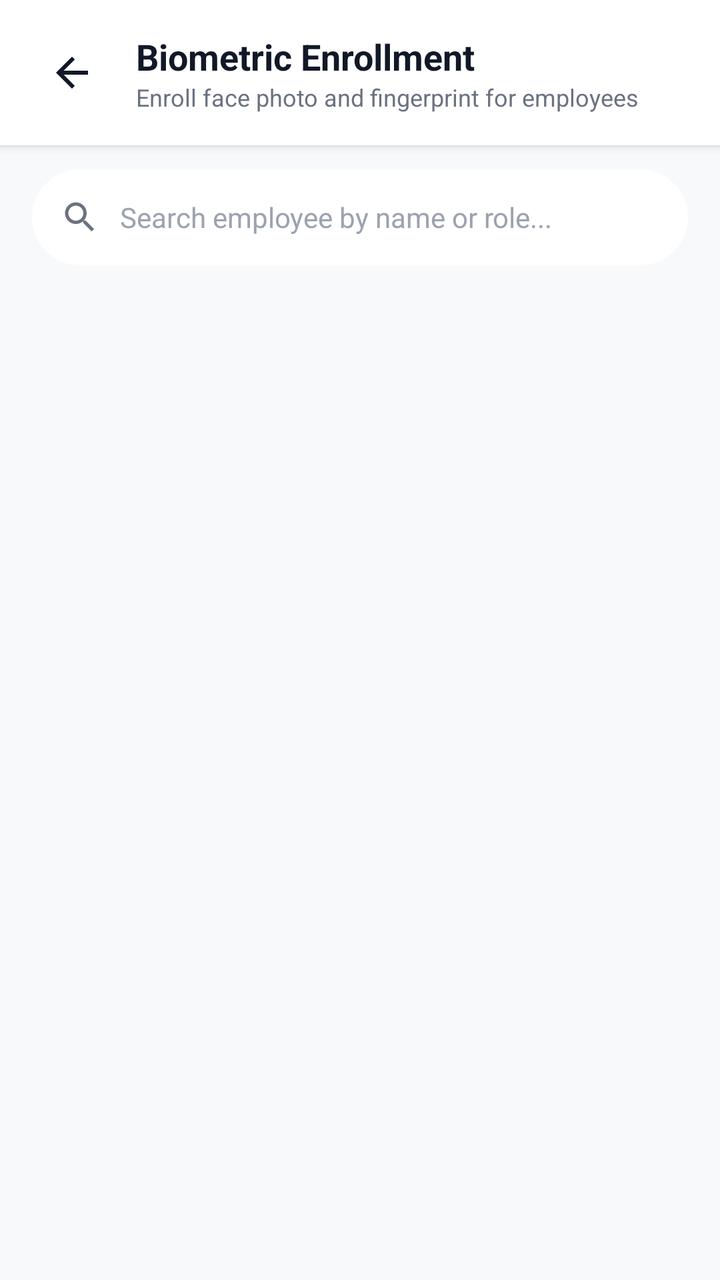
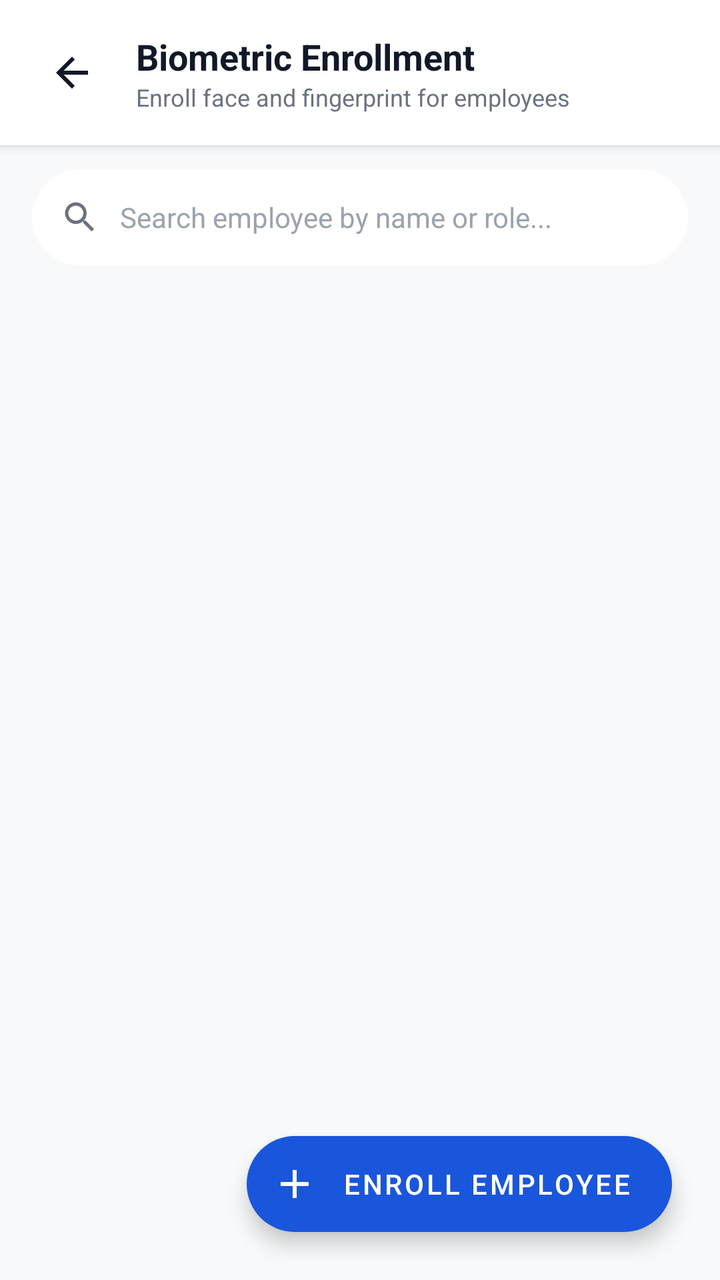

An Android layout rendered at two revisions. The XML below is the earlier revision; the diff shows what the commit changed to produce the second picture.
<!-- AndroidManifest.xml: application theme Theme.VGTCTerminal -->
<!-- res/layout/activity_enroll.xml -->
<?xml version="1.0" encoding="utf-8"?>
<androidx.constraintlayout.widget.ConstraintLayout
    xmlns:android="http://schemas.android.com/apk/res/android"
    xmlns:app="http://schemas.android.com/apk/res-auto"
    xmlns:tools="http://schemas.android.com/tools"
    android:layout_width="match_parent"
    android:layout_height="match_parent"
    android:background="@color/bg_main">

    
    <LinearLayout
        android:id="@+id/enrollTopBar"
        android:layout_width="0dp"
        android:layout_height="wrap_content"
        android:orientation="horizontal"
        android:gravity="center_vertical"
        android:padding="16dp"
        android:background="@color/surface_card"
        android:elevation="3dp"
        app:layout_constraintTop_toTopOf="parent"
        app:layout_constraintStart_toStartOf="parent"
        app:layout_constraintEnd_toEndOf="parent">

        <ImageButton
            android:id="@+id/btnBack"
            android:layout_width="40dp"
            android:layout_height="40dp"
            android:src="@drawable/ic_arrow_back"
            android:background="?attr/selectableItemBackgroundBorderless"
            android:contentDescription="Back"
            android:tint="@color/text_primary" />

        <LinearLayout
            android:layout_width="0dp"
            android:layout_height="wrap_content"
            android:layout_weight="1"
            android:layout_marginStart="12dp"
            android:orientation="vertical">

            <TextView
                android:layout_width="wrap_content"
                android:layout_height="wrap_content"
                android:text="Biometric Enrollment"
                android:textSize="18sp"
                android:textStyle="bold"
                android:textColor="@color/text_primary" />

            <TextView
                android:layout_width="wrap_content"
                android:layout_height="wrap_content"
                android:text="Enroll face photo and fingerprint for employees"
                android:textSize="12sp"
                android:textColor="@color/text_secondary" />
        </LinearLayout>
    </LinearLayout>

    
    <LinearLayout
        android:id="@+id/searchContainer"
        android:layout_width="0dp"
        android:layout_height="48dp"
        android:layout_marginHorizontal="16dp"
        android:layout_marginTop="12dp"
        android:background="@drawable/chip_rounded"
        android:backgroundTint="@color/surface_card"
        android:elevation="1dp"
        android:gravity="center_vertical"
        android:paddingHorizontal="14dp"
        app:layout_constraintTop_toBottomOf="@+id/enrollTopBar"
        app:layout_constraintStart_toStartOf="parent"
        app:layout_constraintEnd_toEndOf="parent">

        <ImageView
            android:layout_width="20dp"
            android:layout_height="20dp"
            android:src="@drawable/ic_search"
            android:contentDescription="Search"
            android:tint="@color/text_secondary" />

        <EditText
            android:id="@+id/etSearch"
            android:layout_width="0dp"
            android:layout_height="match_parent"
            android:layout_weight="1"
            android:layout_marginStart="10dp"
            android:hint="Search employee by name or role..."
            android:textColor="@color/text_primary"
            android:textColorHint="@color/text_hint"
            android:background="@null"
            android:textSize="14sp"
            android:inputType="text"
            android:maxLines="1" />
    </LinearLayout>

    
    <androidx.recyclerview.widget.RecyclerView
        android:id="@+id/rvEnrollEmployees"
        android:layout_width="0dp"
        android:layout_height="0dp"
        android:layout_marginTop="8dp"
        android:clipToPadding="false"
        android:paddingBottom="16dp"
        app:layout_constraintTop_toBottomOf="@+id/searchContainer"
        app:layout_constraintBottom_toBottomOf="parent"
        app:layout_constraintStart_toStartOf="parent"
        app:layout_constraintEnd_toEndOf="parent" />

    
    <ProgressBar
        android:id="@+id/progressBar"
        android:layout_width="wrap_content"
        android:layout_height="wrap_content"
        android:visibility="gone"
        app:layout_constraintTop_toTopOf="parent"
        app:layout_constraintBottom_toBottomOf="parent"
        app:layout_constraintStart_toStartOf="parent"
        app:layout_constraintEnd_toEndOf="parent" />

    
    <androidx.constraintlayout.widget.ConstraintLayout
        android:id="@+id/layoutFaceCapture"
        android:layout_width="match_parent"
        android:layout_height="match_parent"
        android:background="@color/black"
        android:visibility="gone"
        tools:visibility="gone">

        <androidx.camera.view.PreviewView
            android:id="@+id/enrollCameraPreview"
            android:layout_width="0dp"
            android:layout_height="0dp"
            app:layout_constraintTop_toTopOf="parent"
            app:layout_constraintBottom_toBottomOf="parent"
            app:layout_constraintStart_toStartOf="parent"
            app:layout_constraintEnd_toEndOf="parent" />

        <com.vgtc.terminal.FaceScanOverlayView
            android:id="@+id/enrollFaceOverlay"
            android:layout_width="0dp"
            android:layout_height="0dp"
            app:layout_constraintTop_toTopOf="parent"
            app:layout_constraintBottom_toBottomOf="parent"
            app:layout_constraintStart_toStartOf="parent"
            app:layout_constraintEnd_toEndOf="parent" />

        
        <TextView
            android:id="@+id/tvCaptureTarget"
            android:layout_width="wrap_content"
            android:layout_height="wrap_content"
            android:text="Enrolling Face for Rahul"
            android:textColor="@color/white"
            android:textSize="18sp"
            android:textStyle="bold"
            android:background="@drawable/chip_rounded"
            android:backgroundTint="#B3000000"
            android:paddingHorizontal="20dp"
            android:paddingVertical="10dp"
            android:layout_marginTop="24dp"
            app:layout_constraintTop_toTopOf="parent"
            app:layout_constraintStart_toStartOf="parent"
            app:layout_constraintEnd_toEndOf="parent" />

        <TextView
            android:id="@+id/tvCaptureHint"
            android:layout_width="wrap_content"
            android:layout_height="wrap_content"
            android:text="Align face inside oval and tap Capture"
            android:textColor="@color/white"
            android:textSize="14sp"
            android:background="@drawable/chip_rounded"
            android:backgroundTint="#99000000"
            android:paddingHorizontal="16dp"
            android:paddingVertical="8dp"
            android:layout_marginBottom="24dp"
            app:layout_constraintBottom_toTopOf="@+id/captureControls"
            app:layout_constraintStart_toStartOf="parent"
            app:layout_constraintEnd_toEndOf="parent" />

        
        <LinearLayout
            android:id="@+id/captureControls"
            android:layout_width="match_parent"
            android:layout_height="wrap_content"
            android:orientation="horizontal"
            android:gravity="center"
            android:padding="20dp"
            android:background="#CC000000"
            app:layout_constraintBottom_toBottomOf="parent"
            app:layout_constraintStart_toStartOf="parent"
            app:layout_constraintEnd_toEndOf="parent">

            <com.google.android.material.button.MaterialButton
                android:id="@+id/btnCancelCapture"
                style="@style/Widget.MaterialComponents.Button.OutlinedButton"
                android:layout_width="wrap_content"
                android:layout_height="52dp"
                android:text="Cancel"
                android:textColor="@color/white"
                app:strokeColor="@color/white"
                app:cornerRadius="12dp"
                android:layout_marginEnd="16dp" />

            <com.google.android.material.button.MaterialButton
                android:id="@+id/btnDoCapture"
                android:layout_width="wrap_content"
                android:layout_height="52dp"
                android:text="Capture &amp; Save Face"
                android:textSize="15sp"
                android:textStyle="bold"
                app:backgroundTint="@color/green_online"
                android:textColor="@color/white"
                app:cornerRadius="12dp" />
        </LinearLayout>
    </androidx.constraintlayout.widget.ConstraintLayout>

</androidx.constraintlayout.widget.ConstraintLayout>
<!-- resources referenced by this layout -->
<resources>
  <color name="bg_main">#F8F9FA</color>
  <color name="black">#000000</color>
  <color name="green_online">#10B981</color>
  <color name="surface_card">#FFFFFF</color>
  <color name="text_hint">#9CA3AF</color>
  <color name="text_primary">#111827</color>
  <color name="text_secondary">#6B7280</color>
  <color name="white">#FFFFFF</color>
  <!-- drawable chip_rounded (drawable) -->
  <?xml version="1.0" encoding="utf-8"?>
  <shape xmlns:android="http://schemas.android.com/apk/res/android"
      android:shape="rectangle">
      <corners android:radius="24dp" />
  </shape>
  <!-- drawable ic_arrow_back (drawable) -->
  <vector xmlns:android="http://schemas.android.com/apk/res/android"
      android:width="24dp" android:height="24dp"
      android:viewportWidth="24" android:viewportHeight="24">
      <path android:fillColor="#FF000000"
          android:pathData="M20,11H7.83l5.59,-5.59L12,4l-8,8 8,8 1.41,-1.41L7.83,13H20v-2z"/>
  </vector>
  <!-- drawable ic_search (drawable) -->
  <vector xmlns:android="http://schemas.android.com/apk/res/android"
      android:width="24dp" android:height="24dp"
      android:viewportWidth="24" android:viewportHeight="24">
      <path android:fillColor="#FF000000"
          android:pathData="M15.5,14h-0.79l-0.28,-0.27C15.41,12.59 16,11.11 16,9.5 16,5.91 13.09,3 9.5,3S3,5.91 3,9.5 5.91,16 9.5,16c1.61,0 3.09,-0.59 4.23,-1.57l0.27,0.28v0.79l5,4.99L20.49,19l-4.99,-5zM9.5,14C7.01,14 5,11.99 5,9.5S7.01,5 9.5,5 14,7.01 14,9.5 11.99,14 9.5,14z"/>
  </vector>
  <style name="Theme.VGTCTerminal" parent="Theme.MaterialComponents.Light.NoActionBar">
          <item name="colorPrimary">@color/primary</item>
          <item name="colorPrimaryVariant">@color/primary_dark</item>
          <item name="colorOnPrimary">@color/white</item>
          <item name="android:windowBackground">@color/bg_main</item>
          <item name="android:statusBarColor">@color/bg_main</item>
          <item name="android:navigationBarColor">@color/bg_main</item>
          <item name="android:windowLightStatusBar">true</item>
      </style>
  <color name="primary">#1A56DB</color>
  <color name="primary_dark">#1A3A6E</color>
</resources>

<!-- the commit's change to res/layout/activity_enroll.xml (unified diff, before → after) -->
@@ -48,7 +48,7 @@
             <TextView
                 android:layout_width="wrap_content"
                 android:layout_height="wrap_content"
-                android:text="Enroll face photo and fingerprint for employees"
+                android:text="Enroll face and fingerprint for employees"
                 android:textSize="12sp"
                 android:textColor="@color/text_secondary" />
         </LinearLayout>
@@ -93,13 +93,54 @@
     </LinearLayout>
 
     
+    <LinearLayout
+        android:id="@+id/emptyStateView"
+        android:layout_width="wrap_content"
+        android:layout_height="wrap_content"
+        android:orientation="vertical"
+        android:gravity="center"
+        android:padding="32dp"
+        android:visibility="gone"
+        tools:visibility="visible"
+        app:layout_constraintTop_toBottomOf="@+id/searchContainer"
+        app:layout_constraintBottom_toBottomOf="parent"
+        app:layout_constraintStart_toStartOf="parent"
+        app:layout_constraintEnd_toEndOf="parent">
+
+        <ImageView
+            android:layout_width="80dp"
+            android:layout_height="80dp"
+            android:src="@drawable/ic_person_add"
+            android:tint="@color/grey_status"
+            android:contentDescription="No employees" />
+
+        <TextView
+            android:layout_width="wrap_content"
+            android:layout_height="wrap_content"
+            android:text="No Enrolled Employees"
+            android:textSize="18sp"
+            android:textStyle="bold"
+            android:textColor="@color/text_primary"
+            android:layout_marginTop="12dp" />
+
+        <TextView
+            android:layout_width="wrap_content"
+            android:layout_height="wrap_content"
+            android:text="Tap the '+' button below to add and enroll face or fingerprint for an employee."
+            android:textSize="13sp"
+            android:textColor="@color/text_secondary"
+            android:gravity="center"
+            android:layout_marginTop="6dp" />
+    </LinearLayout>
+
+    
     <androidx.recyclerview.widget.RecyclerView
         android:id="@+id/rvEnrollEmployees"
         android:layout_width="0dp"
         android:layout_height="0dp"
         android:layout_marginTop="8dp"
         android:clipToPadding="false"
-        android:paddingBottom="16dp"
+        android:paddingBottom="88dp"
         app:layout_constraintTop_toBottomOf="@+id/searchContainer"
         app:layout_constraintBottom_toBottomOf="parent"
         app:layout_constraintStart_toStartOf="parent"
@@ -114,6 +155,20 @@
         app:layout_constraintTop_toTopOf="parent"
         app:layout_constraintBottom_toBottomOf="parent"
         app:layout_constraintStart_toStartOf="parent"
+        app:layout_constraintEnd_toEndOf="parent" />
+
+    
+    <com.google.android.material.floatingactionbutton.ExtendedFloatingActionButton
+        android:id="@+id/fabAddEmployee"
+        android:layout_width="wrap_content"
+        android:layout_height="wrap_content"
+        android:text="Enroll Employee"
+        android:textColor="@color/white"
+        app:icon="@drawable/ic_add"
+        app:iconTint="@color/white"
+        app:backgroundTint="@color/primary"
+        android:layout_margin="24dp"
+        app:layout_constraintBottom_toBottomOf="parent"
         app:layout_constraintEnd_toEndOf="parent" />
 
     
@@ -127,15 +182,6 @@
 
         <androidx.camera.view.PreviewView
             android:id="@+id/enrollCameraPreview"
-            android:layout_width="0dp"
-            android:layout_height="0dp"
-            app:layout_constraintTop_toTopOf="parent"
-            app:layout_constraintBottom_toBottomOf="parent"
-            app:layout_constraintStart_toStartOf="parent"
-            app:layout_constraintEnd_toEndOf="parent" />
-
-        <com.vgtc.terminal.FaceScanOverlayView
-            android:id="@+id/enrollFaceOverlay"
             android:layout_width="0dp"
             android:layout_height="0dp"
             app:layout_constraintTop_toTopOf="parent"
@@ -165,7 +211,7 @@
             android:id="@+id/tvCaptureHint"
             android:layout_width="wrap_content"
             android:layout_height="wrap_content"
-            android:text="Align face inside oval and tap Capture"
+            android:text="Look directly into camera and tap Capture"
             android:textColor="@color/white"
             android:textSize="14sp"
             android:background="@drawable/chip_rounded"
<!-- resource entries referenced after the edit -->
@@ -3,6 +3,7 @@
   <color name="bg_main">#F8F9FA</color>
   <color name="black">#000000</color>
   <color name="green_online">#10B981</color>
+  <color name="grey_status">#9CA3AF</color>
   <color name="surface_card">#FFFFFF</color>
   <color name="text_hint">#9CA3AF</color>
   <color name="text_primary">#111827</color>
@@ -14,12 +15,32 @@
       android:shape="rectangle">
       <corners android:radius="24dp" />
   </shape>
+  <!-- drawable ic_add (drawable) -->
+  <vector xmlns:android="http://schemas.android.com/apk/res/android"
+      android:width="24dp"
+      android:height="24dp"
+      android:viewportWidth="24"
+      android:viewportHeight="24">
+      <path
+          android:fillColor="#FFFFFFFF"
+          android:pathData="M19,13h-6v6h-2v-6H5v-2h6V5h2v6h6v2z"/>
+  </vector>
   <!-- drawable ic_arrow_back (drawable) -->
   <vector xmlns:android="http://schemas.android.com/apk/res/android"
       android:width="24dp" android:height="24dp"
       android:viewportWidth="24" android:viewportHeight="24">
       <path android:fillColor="#FF000000"
           android:pathData="M20,11H7.83l5.59,-5.59L12,4l-8,8 8,8 1.41,-1.41L7.83,13H20v-2z"/>
+  </vector>
+  <!-- drawable ic_person_add (drawable) -->
+  <vector xmlns:android="http://schemas.android.com/apk/res/android"
+      android:width="24dp"
+      android:height="24dp"
+      android:viewportWidth="24"
+      android:viewportHeight="24">
+      <path
+          android:fillColor="#FFFFFFFF"
+          android:pathData="M15,12c2.21,0 4,-1.79 4,-4s-1.79,-4 -4,-4 -4,1.79 -4,4 1.79,4 4,4zM15,14c-2.67,0 -8,1.34 -8,4v2h16v-2c0,-2.66 -5.33,-4 -8,-4zM6,10V7H4v3H1v2h3v3h2v-3h3v-2H6z"/>
   </vector>
   <!-- drawable ic_search (drawable) -->
   <vector xmlns:android="http://schemas.android.com/apk/res/android"
